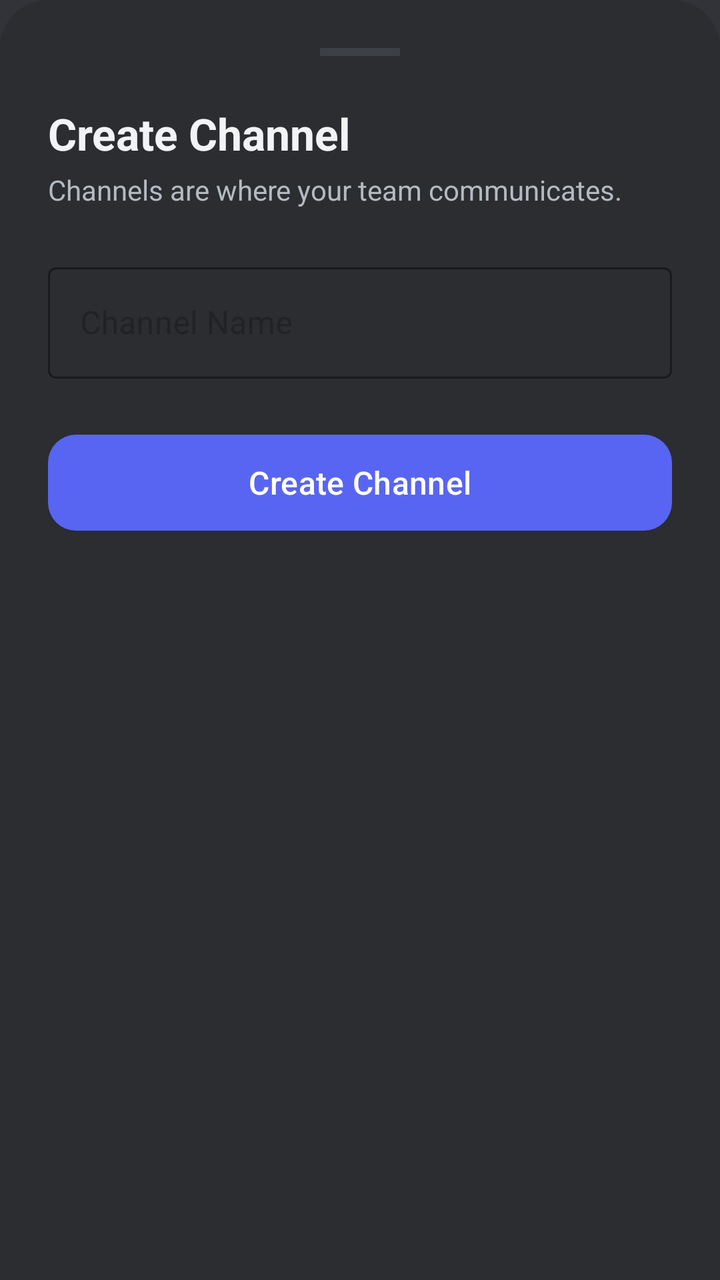
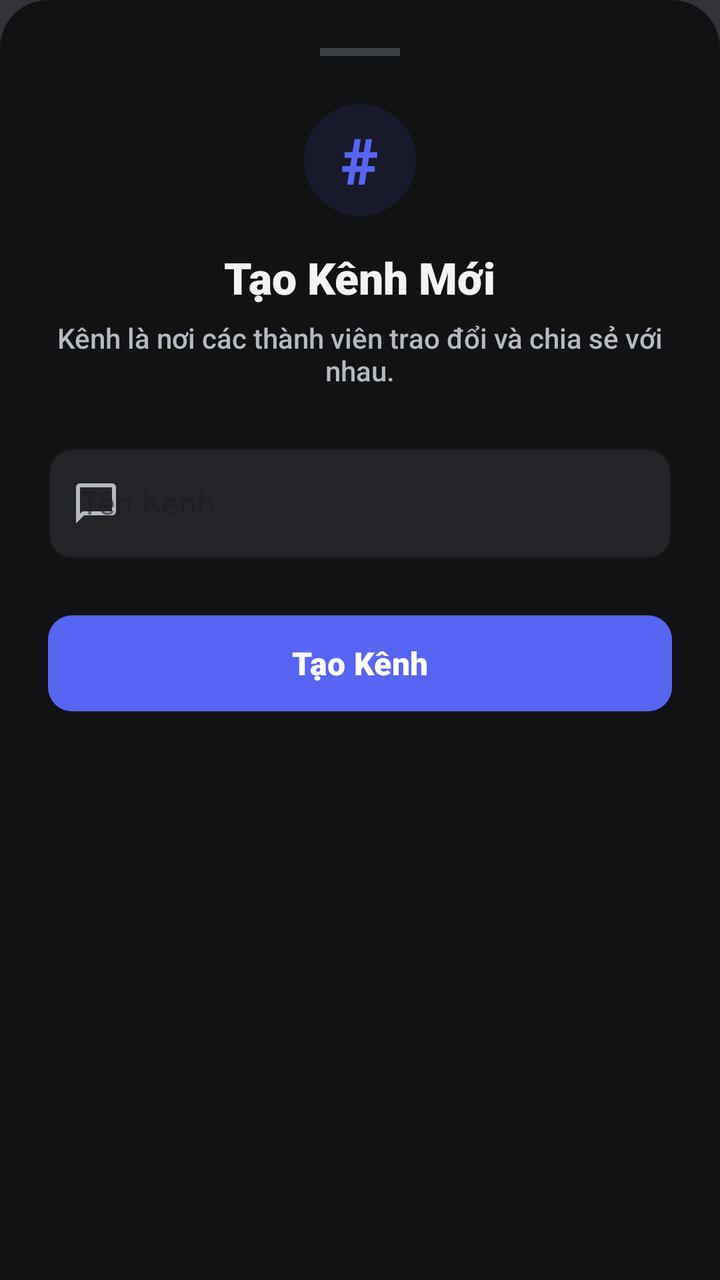

Screens rendered from an Android XML layout before and after an edit, with the pre-edit source and the edit as a unified diff.
<!-- AndroidManifest.xml: application theme Theme.SE114_CallingSystem -->
<!-- res/layout/activity_add_channel_bottom_sheet.xml -->
<?xml version="1.0" encoding="utf-8"?>
<LinearLayout xmlns:android="http://schemas.android.com/apk/res/android"
    xmlns:app="http://schemas.android.com/apk/res-auto"
    android:layout_width="match_parent"
    android:layout_height="wrap_content"
    android:background="@drawable/bottom_sheet_background"
    android:orientation="vertical"
    android:padding="24dp">

    <View
        android:layout_width="40dp"
        android:layout_height="4dp"
        android:layout_gravity="center_horizontal"
        android:layout_marginBottom="24dp"
        android:background="@color/handle_bar" />

    <TextView
        android:id="@+id/tvBottomSheetTitle"
        android:layout_width="wrap_content"
        android:layout_height="wrap_content"
        android:text="Create Channel"
        android:textColor="@color/text_primary"
        android:textSize="22sp"
        android:textStyle="bold" />

    <TextView
        android:id="@+id/tvChannelDescription"
        android:layout_width="wrap_content"
        android:layout_height="wrap_content"
        android:layout_marginTop="4dp"
        android:text="Channels are where your team communicates."
        android:textColor="@color/text_secondary"
        android:textSize="14sp" />

    <com.google.android.material.textfield.TextInputLayout
        android:id="@+id/tlChannelName"
        style="@style/Widget.MaterialComponents.TextInputLayout.OutlinedBox"
        android:layout_width="match_parent"
        android:layout_height="wrap_content"
        android:layout_marginTop="24dp"
        android:hint="Channel Name"
        app:boxStrokeColor="@color/accent"
        app:hintTextColor="@color/accent">

        <com.google.android.material.textfield.TextInputEditText
            android:id="@+id/etChannelName"
            android:layout_width="match_parent"
            android:layout_height="wrap_content"
            android:inputType="text"
            android:textColor="@color/text_primary" />
    </com.google.android.material.textfield.TextInputLayout>

    <com.google.android.material.button.MaterialButton
        android:id="@+id/btnCreateConfirm"
        android:layout_width="match_parent"
        android:layout_height="56dp"
        android:layout_marginTop="24dp"
        android:text="Create Channel"
        android:textAllCaps="false"
        android:textColor="@color/text_on_accent"
        android:textSize="16sp"
        app:backgroundTint="@color/accent"
        app:cornerRadius="14dp" />

</LinearLayout>
<!-- resources referenced by this layout -->
<resources>
  <color name="accent">@color/discord_blurple</color>
  <color name="handle_bar">@color/discord_divider</color>
  <color name="text_on_accent">#FFFFFF</color>
  <color name="text_primary">@color/discord_text_primary</color>
  <color name="text_secondary">@color/discord_text_secondary</color>
  <!-- drawable bottom_sheet_background (drawable) -->
  <?xml version="1.0" encoding="utf-8"?>
  <shape xmlns:android="http://schemas.android.com/apk/res/android">
      <solid android:color="@color/bg_secondary" />
      <corners
          android:topLeftRadius="24dp"
          android:topRightRadius="24dp" />
  </shape>
  <style name="Theme.SE114_CallingSystem" parent="Base.Theme.SE114_CallingSystem" />
  <color name="discord_blurple">#5865F2</color>
  <color name="discord_divider">#3E4047</color>
  <color name="discord_text_primary">#F2F3F5</color>
  <color name="discord_text_secondary">#B5BAC1</color>
  <color name="bg_secondary">@color/discord_dark_alt</color>
  <style name="Base.Theme.SE114_CallingSystem" parent="Theme.Material3.DayNight.NoActionBar">
          <item name="colorPrimary">@color/accent</item>
          <item name="colorOnPrimary">@color/text_on_accent</item>
          <item name="colorSecondary">@color/accent_light</item>
          <item name="android:windowBackground">@color/bg_primary</item>
          <item name="android:statusBarColor">@color/bg_primary</item>
          <item name="android:navigationBarColor">@color/bg_primary</item>
      </style>
  <color name="discord_dark_alt">#2B2D31</color>
  <color name="accent_light">#7A85F5</color>
  <color name="bg_primary">@color/discord_dark_base</color>
  <color name="discord_dark_base">#313338</color>
</resources>

<!-- the commit's change to res/layout/activity_add_channel_bottom_sheet.xml (unified diff, before → after) -->
@@ -4,6 +4,7 @@
     android:layout_width="match_parent"
     android:layout_height="wrap_content"
     android:background="@drawable/bottom_sheet_background"
+    android:backgroundTint="@color/discord_dark_floating"
     android:orientation="vertical"
     android:padding="24dp">
 
@@ -12,25 +13,47 @@
         android:layout_height="4dp"
         android:layout_gravity="center_horizontal"
         android:layout_marginBottom="24dp"
-        android:background="@color/handle_bar" />
+        android:background="@color/discord_divider" />
+
+    
+    <FrameLayout
+        android:layout_width="56dp"
+        android:layout_height="56dp"
+        android:layout_gravity="center_horizontal"
+        android:layout_marginBottom="16dp"
+        android:background="@drawable/bg_circle"
+        android:backgroundTint="#1A5865F2">
+        <TextView
+            android:layout_width="wrap_content"
+            android:layout_height="wrap_content"
+            android:layout_gravity="center"
+            android:text="#"
+            android:textColor="@color/discord_blurple"
+            android:textSize="32sp"
+            android:fontFamily="sans-serif-black" />
+    </FrameLayout>
 
     <TextView
         android:id="@+id/tvBottomSheetTitle"
         android:layout_width="wrap_content"
         android:layout_height="wrap_content"
-        android:text="Create Channel"
-        android:textColor="@color/text_primary"
+        android:layout_gravity="center_horizontal"
+        android:text="Tạo Kênh Mới"
+        android:textColor="@color/discord_text_primary"
         android:textSize="22sp"
-        android:textStyle="bold" />
+        android:fontFamily="sans-serif-black" />
 
     <TextView
         android:id="@+id/tvChannelDescription"
         android:layout_width="wrap_content"
         android:layout_height="wrap_content"
-        android:layout_marginTop="4dp"
-        android:text="Channels are where your team communicates."
-        android:textColor="@color/text_secondary"
-        android:textSize="14sp" />
+        android:layout_gravity="center_horizontal"
+        android:layout_marginTop="6dp"
+        android:text="Kênh là nơi các thành viên trao đổi và chia sẻ với nhau."
+        android:textAlignment="center"
+        android:textColor="@color/discord_text_secondary"
+        android:textSize="14sp"
+        android:fontFamily="sans-serif-medium" />
 
     <com.google.android.material.textfield.TextInputLayout
         android:id="@+id/tlChannelName"
@@ -38,16 +61,24 @@
         android:layout_width="match_parent"
         android:layout_height="wrap_content"
         android:layout_marginTop="24dp"
-        android:hint="Channel Name"
-        app:boxStrokeColor="@color/accent"
-        app:hintTextColor="@color/accent">
+        android:hint="Tên Kênh"
+        app:boxStrokeColor="@color/discord_blurple"
+        app:hintTextColor="@color/discord_blurple"
+        app:boxBackgroundColor="@color/discord_dark_elevated"
+        app:startIconDrawable="@drawable/ic_chat_bubble"
+        app:startIconTint="@color/discord_text_secondary"
+        app:boxCornerRadiusTopStart="12dp"
+        app:boxCornerRadiusTopEnd="12dp"
+        app:boxCornerRadiusBottomStart="12dp"
+        app:boxCornerRadiusBottomEnd="12dp">
 
         <com.google.android.material.textfield.TextInputEditText
             android:id="@+id/etChannelName"
             android:layout_width="match_parent"
             android:layout_height="wrap_content"
             android:inputType="text"
-            android:textColor="@color/text_primary" />
+            android:textColor="@color/discord_text_primary"
+            android:textSize="16sp" />
     </com.google.android.material.textfield.TextInputLayout>
 
     <com.google.android.material.button.MaterialButton
@@ -55,11 +86,13 @@
         android:layout_width="match_parent"
         android:layout_height="56dp"
         android:layout_marginTop="24dp"
-        android:text="Create Channel"
+        android:text="Tạo Kênh"
         android:textAllCaps="false"
-        android:textColor="@color/text_on_accent"
+        android:textColor="@color/white"
         android:textSize="16sp"
-        app:backgroundTint="@color/accent"
-        app:cornerRadius="14dp" />
+        android:fontFamily="sans-serif-black"
+        app:backgroundTint="@color/discord_blurple"
+        app:cornerRadius="12dp"
+        app:elevation="4dp" />
 
 </LinearLayout>
<!-- resource entries referenced after the edit -->
@@ -1,10 +1,7 @@
 <!-- resources referenced by this layout -->
 <resources>
   <color name="accent">@color/discord_blurple</color>
-  <color name="handle_bar">@color/discord_divider</color>
   <color name="text_on_accent">#FFFFFF</color>
-  <color name="text_primary">@color/discord_text_primary</color>
-  <color name="text_secondary">@color/discord_text_secondary</color>
   <!-- drawable bottom_sheet_background (drawable) -->
   <?xml version="1.0" encoding="utf-8"?>
   <shape xmlns:android="http://schemas.android.com/apk/res/android">
@@ -13,11 +10,31 @@
           android:topLeftRadius="24dp"
           android:topRightRadius="24dp" />
   </shape>
+  <!-- drawable ic_chat_bubble (drawable) -->
+  <?xml version="1.0" encoding="utf-8"?>
+  <vector xmlns:android="http://schemas.android.com/apk/res/android"
+      android:width="24dp"
+      android:height="24dp"
+      android:viewportWidth="24"
+      android:viewportHeight="24">
+      <path
+          android:fillColor="#FFFFFF"
+          android:pathData="M20,2H4C2.9,2 2,2.9 2,4v18l4,-4h14c1.1,0 2,-0.9 2,-2V4C22,2.9 21.1,2 20,2z M20,16H5.17L4,17.17V4h16V16z" />
+  </vector>
   <style name="Theme.SE114_CallingSystem" parent="Base.Theme.SE114_CallingSystem" />
   <color name="discord_blurple">#5865F2</color>
+  <color name="discord_dark_elevated">#232428</color>
+  <color name="discord_dark_floating">#111214</color>
   <color name="discord_divider">#3E4047</color>
   <color name="discord_text_primary">#F2F3F5</color>
   <color name="discord_text_secondary">#B5BAC1</color>
+  <color name="white">#FFFFFFFF</color>
+  <!-- drawable bg_circle (drawable) -->
+  <?xml version="1.0" encoding="utf-8"?>
+  <shape xmlns:android="http://schemas.android.com/apk/res/android"
+      android:shape="oval">
+      <solid android:color="#FFFFFF" />
+  </shape>
   <color name="bg_secondary">@color/discord_dark_alt</color>
   <style name="Base.Theme.SE114_CallingSystem" parent="Theme.Material3.DayNight.NoActionBar">
           <item name="colorPrimary">@color/accent</item>
